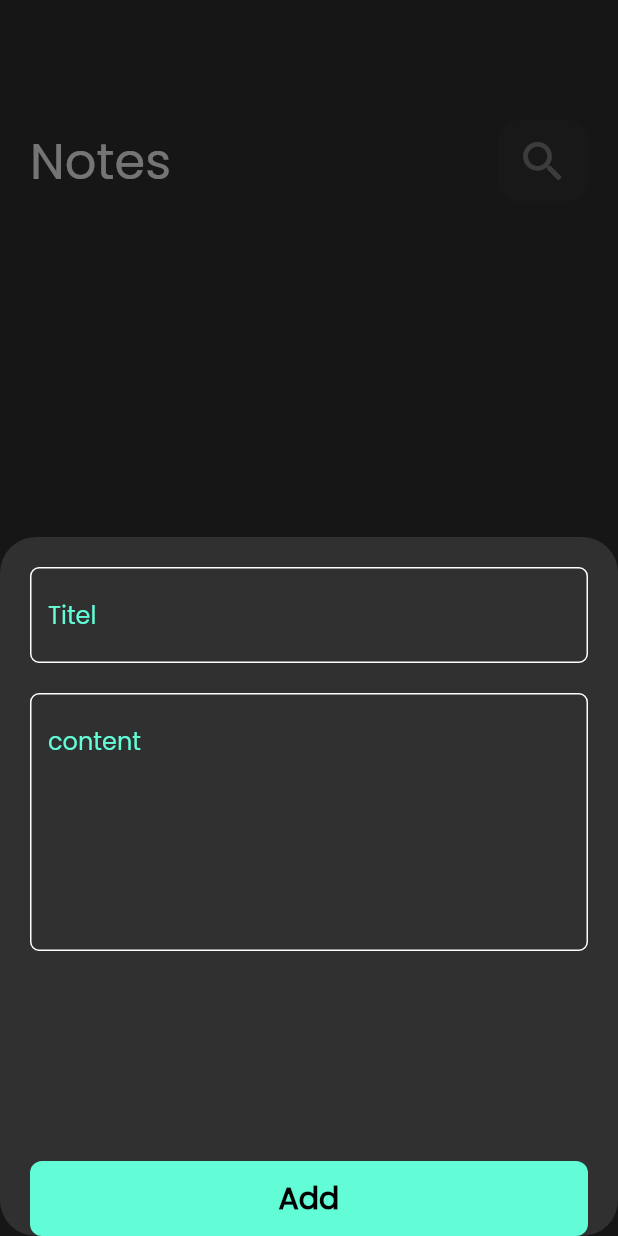
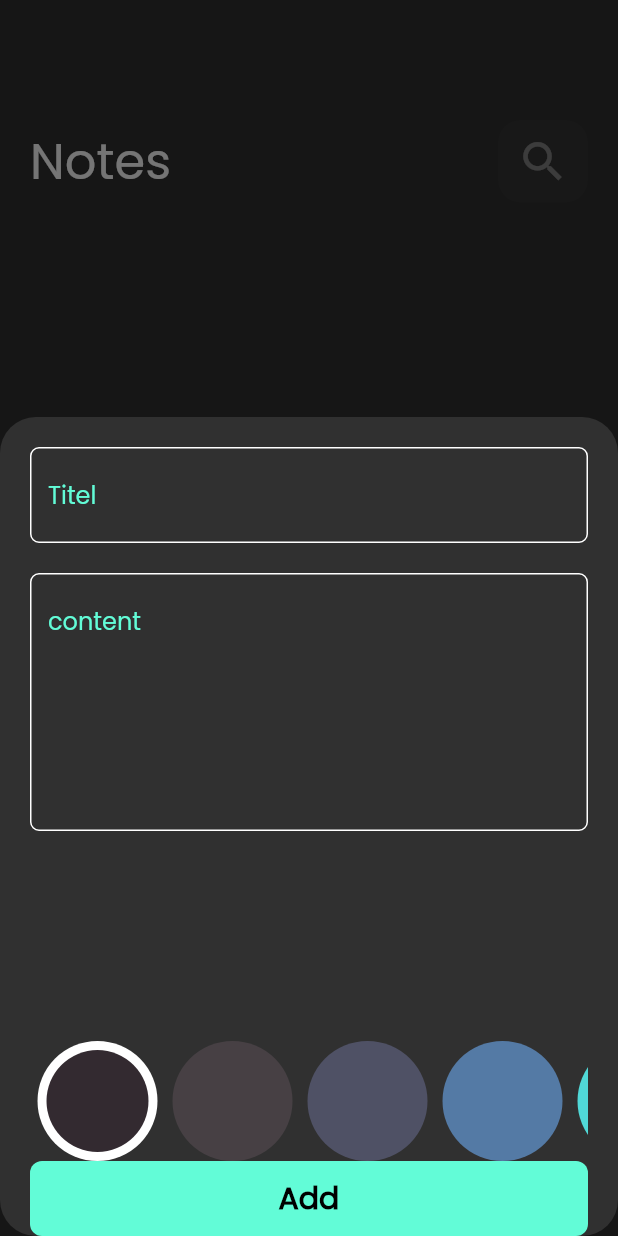
Before and after one commit to ahmed222002182002/project_note_app, a Flutter app: the screen it shows after launch, after a tap on the "add" icon, on a phone screen of 412 x 824 dp. Run offline on Flutter 3.47's test engine with Material 2 defaults, Android fonts, the light colour scheme and no system bars; our stand-ins replace flutter_bloc, hive, hive_flutter, modal_progress_hud_nsn; accounts and stored records are empty; statements that could not run were skipped.

Commit message:
color part 1

```diff
--- /dev/null
+++ b/lib/custom_widget/circle_view.dart
@@ -0,0 +1,66 @@
+import 'package:flutter/material.dart';
+
+class Cricul extends StatelessWidget {
+  const Cricul({required this.isActive,required this.color});
+ final bool isActive;
+ final Color color;
+  @override
+  Widget build(BuildContext context) {
+    return isActive? CircleAvatar(
+      radius: 40,
+      backgroundColor:  Colors.white,
+      child:  CircleAvatar(
+        radius: 34,
+        backgroundColor:  color,
+      ),
+    ) : CircleAvatar(
+      radius: 40,
+      backgroundColor:  color,
+    );
+  }
+}
+class CriclList extends StatefulWidget {
+  const CriclList();
+
+  @override
+  State<CriclList> createState() => _CriclListState();
+}
+int currentindex=0;
+List<Color>coler=const[
+  Color(0xff332A30),
+   Color(0xff474044),
+   Color(0xff4F5165),
+   Color(0xff547AA5),
+   Color(0xff50D8D7)
+
+
+];
+
+class _CriclListState extends State<CriclList> {
+  @override
+  Widget build(BuildContext context) {
+    return SizedBox(
+      height: 2*40,
+      child: ListView.builder(
+          itemCount: coler.length,
+          scrollDirection: Axis.horizontal,
+          itemBuilder: (context,index){
+            return  Padding(
+              padding: const  EdgeInsets.symmetric(horizontal: 5),
+              child: GestureDetector(
+                onTap: (){
+                  currentindex=index;
+                  setState(() {
+
+                  });
+                },
+                child: Cricul(
+                  color: coler[index],
+                  isActive: currentindex==index,
+                ),
+              ),
+            );
+          }),
+    ) ;
+  }
+}
--- a/lib/custom_widget/widget_form.dart
+++ b/lib/custom_widget/widget_form.dart
@@ -3,6 +3,7 @@ import 'package:flutter_bloc/flutter_bloc.dart';
 import 'package:notes_app_project/cubit/create_cubit.dart';
 import 'package:notes_app_project/cubit/state_cubit.dart';
 import 'package:notes_app_project/custom_widget/Custom_add_Buttton.dart';
+import 'package:notes_app_project/custom_widget/circle_view.dart';
 import 'package:notes_app_project/custom_widget/custom_textfield.dart';
 import 'package:notes_app_project/model/note_model.dart';
 import 'package:intl/intl.dart';
@@ -41,6 +42,7 @@ class _FormWidgetState extends State<FormWidget> {
           const SizedBox(
             height: 140,
           ),
+          const CriclList(),
           BlocBuilder<Sheetecubit,Stateallt>(
             builder: (context, state) {
               return CustomAddButton(
```
